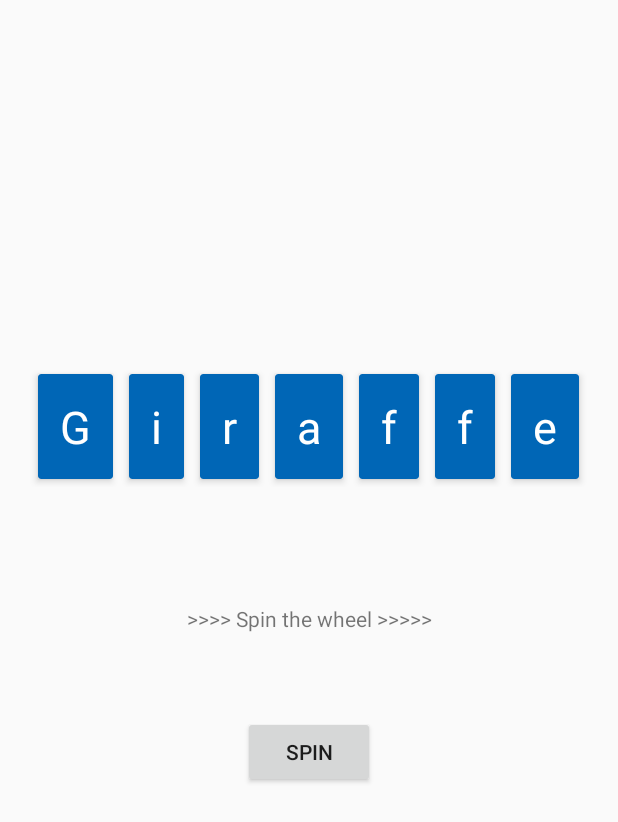
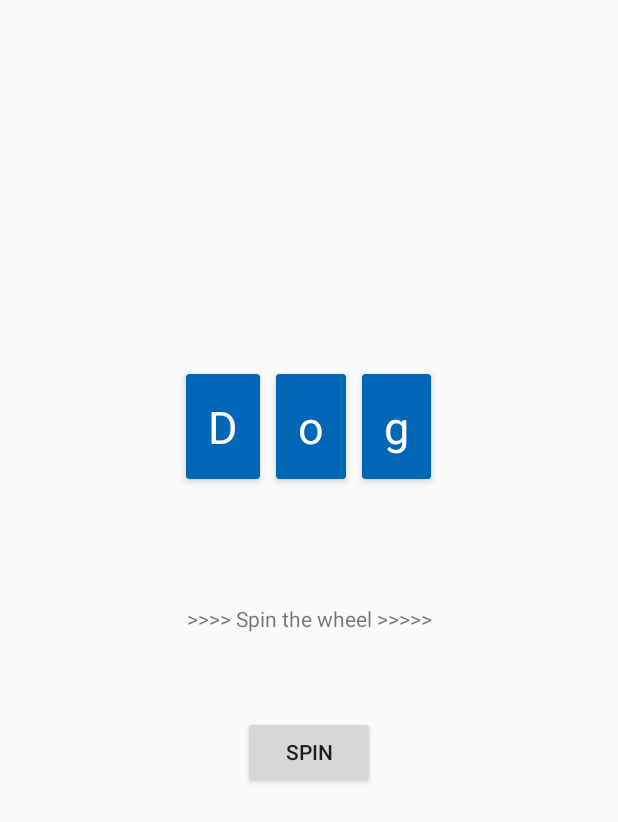
Before and after one commit to miax6351/s205353Lykkehjulet, an Android app: the GameFragment screen opened through its navigation route, on a phone screen of 412 x 824 dp. Shown: the top 822 px of the screen. Run offline under Robolectric (Android 15) with nearby library versions, the phone set to English and light mode, and no system bars.

Commit message:
hiddenWord / displayword wip

```diff
--- a/app/src/main/java/com/example/s205353lykkehjulet/Game.kt
+++ b/app/src/main/java/com/example/s205353lykkehjulet/Game.kt
@@ -2,7 +2,24 @@ package com.example.s205353lykkehjulet
 
 class Game {
 
+    private var guess = 'A'
+    private var guessedWord = arrayOf("?","?","?")
+    private lateinit var hiddenWord : HiddenWord
     private var player = Player()
+    private var hiddenWordsArray = arrayOf(HiddenWord("Dog"),
+        HiddenWord("Cat"),HiddenWord("Lion"), HiddenWord("Rooster"), HiddenWord
+            ("Rabbit")
+    )
+
+    fun startGame(){
+
+        hiddenWord = hiddenWordsArray.iterator().next()
+
+        while (player.getLives() > 0){
+            hiddenWord.displayLetterIfTrue('?')
+        }
+
+    }
 
     fun spinTheWheel(){
 
--- a/app/src/main/java/com/example/s205353lykkehjulet/HiddenWord.kt
+++ b/app/src/main/java/com/example/s205353lykkehjulet/HiddenWord.kt
@@ -1,17 +1,31 @@
 package com.example.s205353lykkehjulet
 
-class HiddenWord {
 
-    var hiddenWord = "Giraffe"
-    private var hiddenWordArray = hiddenWord.chunked(1)
+class HiddenWord(word: String) {
 
-    fun String.chunked(size: Int): List<String> {
-        val nChunks = length / size
-        return (0 until nChunks).map { substring(it * size, (it + 1) * size) }
+
+    private lateinit var questionMarkArray: Array<Char>
+    private var wordArray = word.toList()
+
+
+    fun getHiddenWordArray(): List<Char> {
+        return wordArray
     }
 
-    fun getHiddenWordArray(): List<String> {
-        return hiddenWordArray
+    fun displayLetterIfTrue(guess : Char){
+        for (i in 0..wordArray.size) {
+            if (guess.equals(wordArray[i])){
+                questionMarkArray[i] = wordArray[i]
+            }
+        }
+
+    }
+
+    fun getQuestionMarkArray(): Array<Char>{
+        for (i in 1..wordArray.size){
+            questionMarkArray[i] = '?'
+        }
+        return questionMarkArray
     }
 
 
--- a/app/src/main/java/com/example/s205353lykkehjulet/RecyclerAdapter.kt
+++ b/app/src/main/java/com/example/s205353lykkehjulet/RecyclerAdapter.kt
@@ -3,14 +3,13 @@ package com.example.s205353lykkehjulet
 import android.view.LayoutInflater
 import android.view.View
 import android.view.ViewGroup
-import android.widget.ImageView
 import android.widget.TextView
 import androidx.recyclerview.widget.LinearLayoutManager
 import androidx.recyclerview.widget.RecyclerView
 
 class RecyclerAdapter : RecyclerView.Adapter<RecyclerAdapter.ViewHolder>() {
 
-    var hiddenWord = HiddenWord()
+    private var hiddenWord = HiddenWord("Dog")
 
     private var titles = hiddenWord.getHiddenWordArray()
 
@@ -21,7 +20,7 @@ class RecyclerAdapter : RecyclerView.Adapter<RecyclerAdapter.ViewHolder>() {
     }
 
     override fun onBindViewHolder(holder: RecyclerAdapter.ViewHolder, position: Int) {
-        holder.itemLetter.text = titles[position]
+        holder.itemLetter.text = titles[position].toString()
     }
 
     override fun getItemCount(): Int {
```
